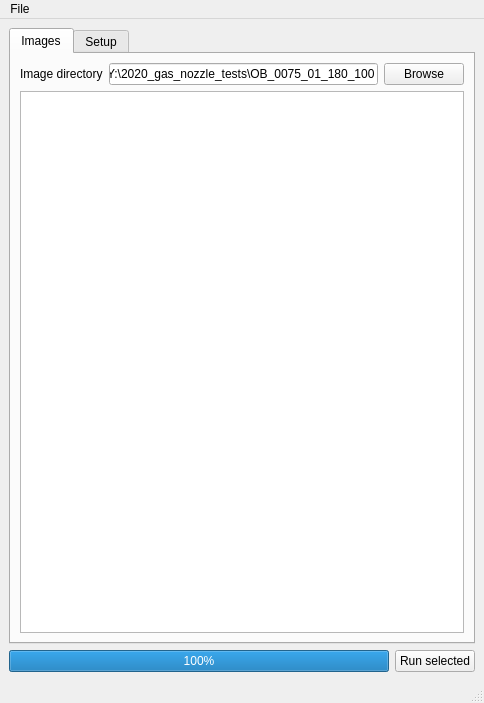
Before: the Qt Designer form main.ui in flmiot/jet_diagnostics_tool, drawn with Qt 5.
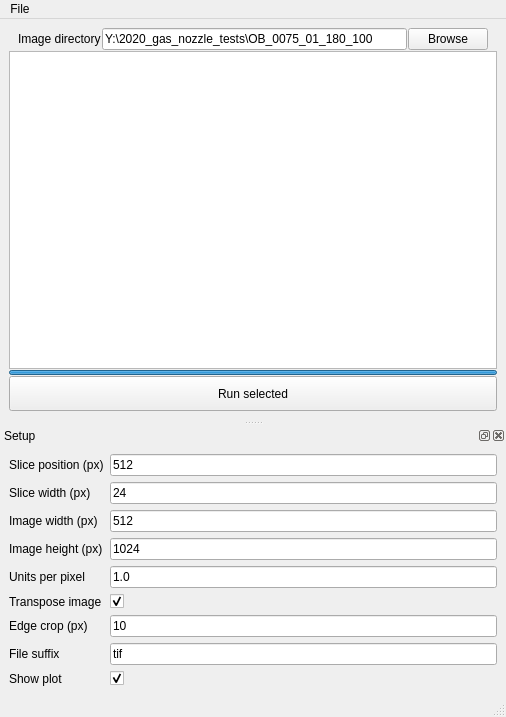
After: the same form once the commit is applied. Icons and pictures are not drawn.

What changed in the file:
```diff
--- a/main.ui
+++ b/main.ui
@@ -6,8 +6,8 @@
    <rect>
     <x>0</x>
     <y>0</y>
-    <width>484</width>
-    <height>703</height>
+    <width>506</width>
+    <height>717</height>
    </rect>
   </property>
   <property name="windowTitle">
@@ -22,18 +22,26 @@
   </property>
   <widget class="QWidget" name="centralwidget">
    <layout class="QVBoxLayout" name="verticalLayout_2">
-    <item>
-     <widget class="QTabWidget" name="tabWidget">
-      <property name="currentIndex">
-       <number>0</number>
-      </property>
-      <widget class="QWidget" name="tab">
-       <attribute name="title">
-        <string>Images</string>
-       </attribute>
-       <layout class="QVBoxLayout" name="verticalLayout_3">
+    <property name="spacing">
+     <number>1</number>
+    </property>
+    <property name="topMargin">
+     <number>9</number>
+    </property>
         <item>
          <layout class="QHBoxLayout" name="horizontalLayout_3">
+      <property name="leftMargin">
+       <number>9</number>
+      </property>
+      <property name="topMargin">
+       <number>0</number>
+      </property>
+      <property name="rightMargin">
+       <number>9</number>
+      </property>
+      <property name="bottomMargin">
+       <number>0</number>
+      </property>
           <item>
            <widget class="QLabel" name="label_6">
             <property name="text">
@@ -67,12 +75,87 @@
           </attribute>
          </widget>
         </item>
-       </layout>
-      </widget>
-      <widget class="QWidget" name="tab_setup">
-       <attribute name="title">
+    <item>
+     <layout class="QHBoxLayout" name="horizontalLayout">
+      <item>
+       <widget class="QProgressBar" name="progressBar">
+        <property name="maximumSize">
+         <size>
+          <width>16777215</width>
+          <height>5</height>
+         </size>
+        </property>
+        <property name="value">
+         <number>100</number>
+        </property>
+        <property name="textVisible">
+         <bool>false</bool>
+        </property>
+        <property name="orientation">
+         <enum>Qt::Horizontal</enum>
+        </property>
+        <property name="invertedAppearance">
+         <bool>false</bool>
+        </property>
+       </widget>
+      </item>
+     </layout>
+    </item>
+    <item>
+     <widget class="QPushButton" name="pushButton">
+      <property name="sizePolicy">
+       <sizepolicy hsizetype="Minimum" vsizetype="Fixed">
+        <horstretch>0</horstretch>
+        <verstretch>0</verstretch>
+       </sizepolicy>
+      </property>
+      <property name="minimumSize">
+       <size>
+        <width>0</width>
+        <height>35</height>
+       </size>
+      </property>
+      <property name="text">
+       <string>Run selected</string>
+      </property>
+      <property name="iconSize">
+       <size>
+        <width>16</width>
+        <height>16</height>
+       </size>
+      </property>
+     </widget>
+    </item>
+   </layout>
+  </widget>
+  <widget class="QMenuBar" name="menubar">
+   <property name="geometry">
+    <rect>
+     <x>0</x>
+     <y>0</y>
+     <width>506</width>
+     <height>21</height>
+    </rect>
+   </property>
+   <widget class="QMenu" name="menuFle">
+    <property name="title">
+     <string>File</string>
+    </property>
+    <addaction name="actionExport"/>
+    <addaction name="separator"/>
+    <addaction name="actionExit"/>
+   </widget>
+   <addaction name="menuFle"/>
+  </widget>
+  <widget class="QStatusBar" name="statusbar"/>
+  <widget class="QDockWidget" name="dockWidget">
+   <property name="windowTitle">
         <string>Setup</string>
-       </attribute>
+   </property>
+   <attribute name="dockWidgetArea">
+    <number>8</number>
+   </attribute>
+   <widget class="QWidget" name="dockWidgetContents">
        <layout class="QVBoxLayout" name="verticalLayout">
         <item>
          <layout class="QFormLayout" name="formLayout">
@@ -188,52 +271,25 @@
             </property>
            </widget>
           </item>
-         </layout>
-        </item>
-       </layout>
-      </widget>
-     </widget>
-    </item>
-    <item>
-     <layout class="QHBoxLayout" name="horizontalLayout">
-      <item>
-       <widget class="QProgressBar" name="progressBar">
-        <property name="value">
-         <number>100</number>
-        </property>
-       </widget>
-      </item>
-      <item>
-       <widget class="QPushButton" name="pushButton">
+       <item row="8" column="0">
+        <widget class="QLabel" name="showPlotLabel">
         <property name="text">
-         <string>Run selected</string>
+          <string>Show plot</string>
         </property>
        </widget>
       </item>
+       <item row="8" column="1">
+        <widget class="QCheckBox" name="showPlotCheckBox">
+         <property name="checked">
+          <bool>true</bool>
+         </property>
+        </widget>
+       </item>
      </layout>
     </item>
    </layout>
   </widget>
-  <widget class="QMenuBar" name="menubar">
-   <property name="geometry">
-    <rect>
-     <x>0</x>
-     <y>0</y>
-     <width>484</width>
-     <height>21</height>
-    </rect>
-   </property>
-   <widget class="QMenu" name="menuFle">
-    <property name="title">
-     <string>File</string>
-    </property>
-    <addaction name="actionExport"/>
-    <addaction name="separator"/>
-    <addaction name="actionExit"/>
-   </widget>
-   <addaction name="menuFle"/>
-  </widget>
-  <widget class="QStatusBar" name="statusbar"/>
+  </widget>
   <action name="actionImport_TIFF_files">
    <property name="text">
     <string>Import TIFF files</string>
```
Left out of the diff: 161 changed lines with no effect on the pictures. Lines whose indentation alone changed are shown as unchanged.
